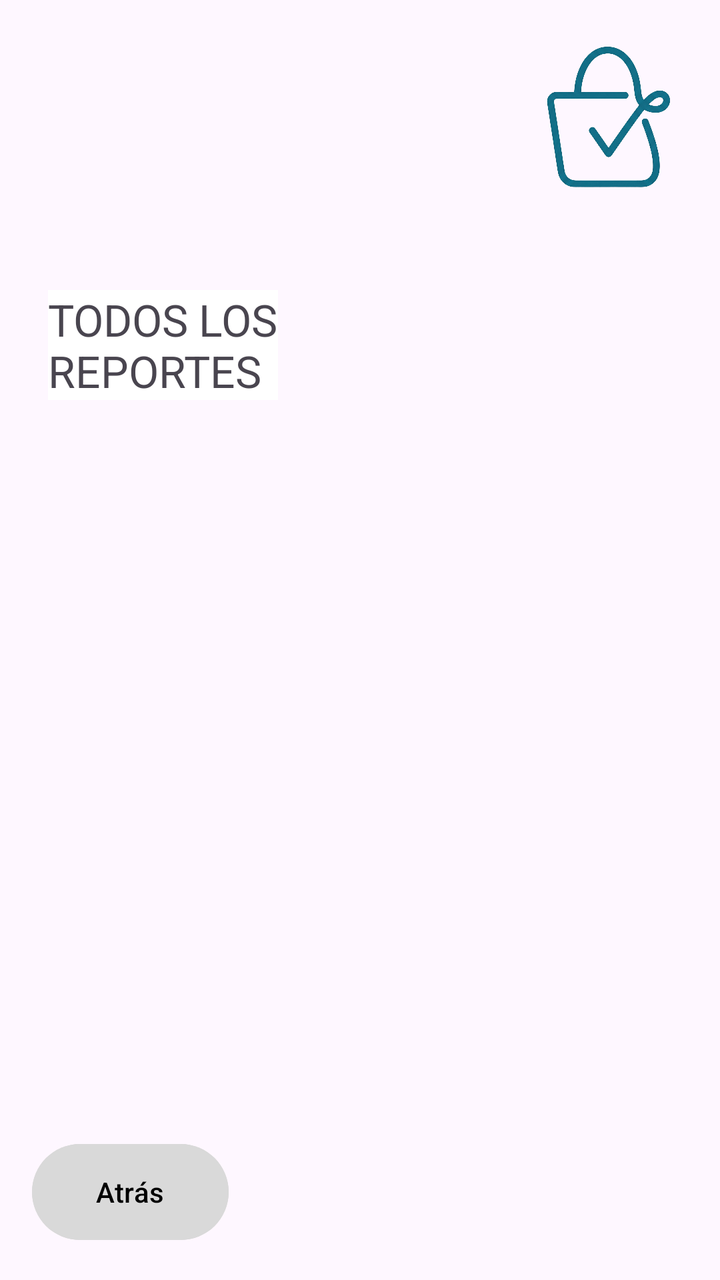
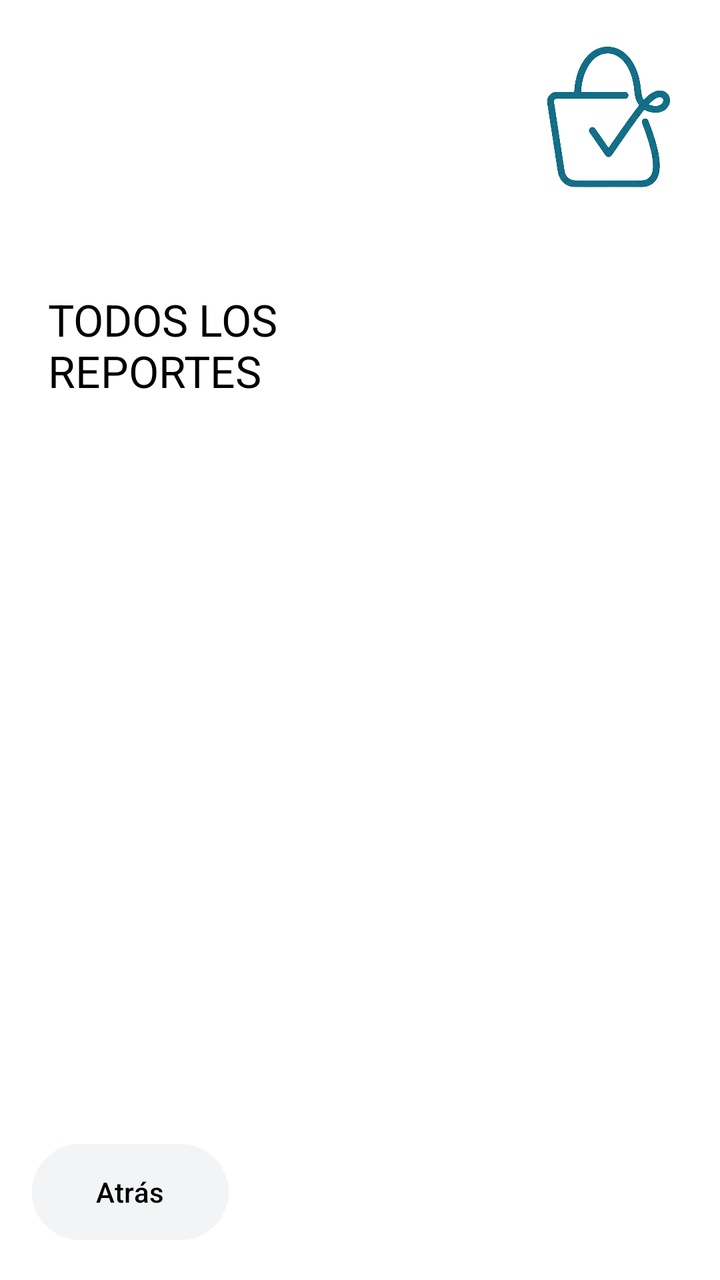

Two renders of the same Android screen: before a commit and after it. Below are the layout's source before the change and the commit's diff.
<!-- AndroidManifest.xml: application theme Theme.BitacoraV1 -->
<!-- res/layout/activity_reportes.xml -->
<?xml version="1.0" encoding="utf-8"?>
<androidx.constraintlayout.widget.ConstraintLayout xmlns:android="http://schemas.android.com/apk/res/android"
    xmlns:app="http://schemas.android.com/apk/res-auto"
    xmlns:tools="http://schemas.android.com/tools"
    android:id="@+id/main"
    android:layout_width="match_parent"
    android:layout_height="match_parent"
    tools:context=".reportes"
    android:padding="16dp">

    <ImageView
        android:id="@+id/ivLogoReportes"
        android:layout_width="79dp"
        android:layout_height="85dp"
        android:src="@drawable/logo"
        app:layout_constraintEnd_toEndOf="parent"
        app:layout_constraintTop_toTopOf="parent" />

    <TextView
        android:id="@+id/tvTituloReportes"
        android:layout_width="wrap_content"
        android:layout_height="wrap_content"
        android:layout_marginStart="8dp"
        android:layout_marginTop="44dp"
        android:background="#ffffff"
        android:text="TODOS LOS\nREPORTES"
        android:textSize="22sp"
        android:textStyle="normal"
        app:layout_constraintStart_toStartOf="parent"
        app:layout_constraintTop_toBottomOf="@id/ivLogoReportes" />

    <androidx.recyclerview.widget.RecyclerView
        android:id="@+id/rvTodosLosReportes"
        android:layout_width="0dp"
        android:layout_height="0dp"
        android:layout_marginTop="24dp"
        android:layout_marginBottom="16dp"
        app:layout_constraintBottom_toTopOf="@+id/btnAtrasReportes"
        app:layout_constraintEnd_toEndOf="parent"
        app:layout_constraintStart_toStartOf="parent"
        app:layout_constraintTop_toBottomOf="@id/tvTituloReportes"
        tools:listitem="@layout/activity_item_reporte" />

    <Button
        android:id="@+id/btnAtrasReportes"
        android:layout_width="wrap_content"
        android:layout_height="56dp"
        android:backgroundTint="#D9D9D9"
        android:paddingHorizontal="32dp"
        android:text="Atrás"
        android:textColor="#000000"
        app:cornerRadius="28dp"
        app:layout_constraintBottom_toBottomOf="parent"
        app:layout_constraintStart_toStartOf="parent" />

</androidx.constraintlayout.widget.ConstraintLayout>
<!-- res/layout/activity_item_reporte.xml (included above) -->
<?xml version="1.0" encoding="utf-8"?>
<androidx.constraintlayout.widget.ConstraintLayout xmlns:android="http://schemas.android.com/apk/res/android"
    xmlns:app="http://schemas.android.com/apk/res-auto"
    xmlns:tools="http://schemas.android.com/tools"
    android:id="@+id/main"
    android:layout_width="match_parent"
    android:layout_height="match_parent"
    tools:context=".item_reporte">

    <TextView
        android:id="@+id/tvMesReporte"
        android:layout_width="0dp"
        android:layout_height="wrap_content"
        android:layout_marginEnd="16dp"
        android:background="#D9D9D9"
        android:elevation="4dp"
        android:padding="12dp"
        android:text="MES - AÑO"
        android:textColor="#000000"
        android:textSize="16sp"
        app:layout_constraintBottom_toBottomOf="parent"
        app:layout_constraintEnd_toStartOf="@+id/btnDescargar"
        app:layout_constraintStart_toStartOf="parent"
        app:layout_constraintTop_toTopOf="parent" />

    <TextView
        android:id="@+id/btnDescargar"
        android:layout_width="120dp"
        android:layout_height="0dp"
        android:background="#D9D9D9"
        android:elevation="4dp"
        android:gravity="center"
        android:text="descargar"
        android:textColor="#B03A2E"
        android:textSize="14sp"
        app:layout_constraintBottom_toBottomOf="@+id/tvMesReporte"
        app:layout_constraintEnd_toEndOf="parent"
        app:layout_constraintTop_toTopOf="@+id/tvMesReporte" />

</androidx.constraintlayout.widget.ConstraintLayout>
<!-- resources referenced by this layout -->
<resources>
  <!-- drawable logo: png bitmap (drawable, 204953 bytes) -->
  <style name="Theme.BitacoraV1" parent="Base.Theme.BitacoraV1" />
  <style name="Base.Theme.BitacoraV1" parent="Theme.Material3.DayNight.NoActionBar">
          
          
      </style>
</resources>

<!-- the commit's change to res/layout/activity_reportes.xml (unified diff, before → after) -->
@@ -6,7 +6,8 @@
     android:layout_width="match_parent"
     android:layout_height="match_parent"
     tools:context=".reportes"
-    android:padding="16dp">
+    android:padding="16dp"
+    android:background="@color/fondo_pantalla">
 
     <ImageView
         android:id="@+id/ivLogoReportes"
@@ -22,8 +23,8 @@
         android:layout_height="wrap_content"
         android:layout_marginStart="8dp"
         android:layout_marginTop="44dp"
-        android:background="#ffffff"
         android:text="TODOS LOS\nREPORTES"
+        android:textColor="@color/texto_principal"
         android:textSize="22sp"
         android:textStyle="normal"
         app:layout_constraintStart_toStartOf="parent"
@@ -45,10 +46,10 @@
         android:id="@+id/btnAtrasReportes"
         android:layout_width="wrap_content"
         android:layout_height="56dp"
-        android:backgroundTint="#D9D9D9"
+        app:backgroundTint="@color/fondo_botones"
         android:paddingHorizontal="32dp"
         android:text="Atrás"
-        android:textColor="#000000"
+        android:textColor="@color/texto_principal"
         app:cornerRadius="28dp"
         app:layout_constraintBottom_toBottomOf="parent"
         app:layout_constraintStart_toStartOf="parent" />
@@ -61,8 +62,10 @@
     xmlns:tools="http://schemas.android.com/tools"
     android:id="@+id/main"
     android:layout_width="match_parent"
-    android:layout_height="match_parent"
-    tools:context=".item_reporte">
+    android:layout_height="wrap_content"
+    android:layout_marginBottom="8dp"
+    tools:context=".item_reporte"
+    android:padding="16dp">
 
     <TextView
         android:id="@+id/tvMesReporte"
<!-- resource entries referenced after the edit -->
@@ -1,5 +1,8 @@
 <!-- resources referenced by this layout -->
 <resources>
+  <color name="fondo_botones">#F3F4F6</color>
+  <color name="fondo_pantalla">#FFFFFF</color>
+  <color name="texto_principal">#000000</color>
   <!-- drawable logo: png bitmap (drawable, 204953 bytes) -->
   <style name="Theme.BitacoraV1" parent="Base.Theme.BitacoraV1" />
   <style name="Base.Theme.BitacoraV1" parent="Theme.Material3.DayNight.NoActionBar">
